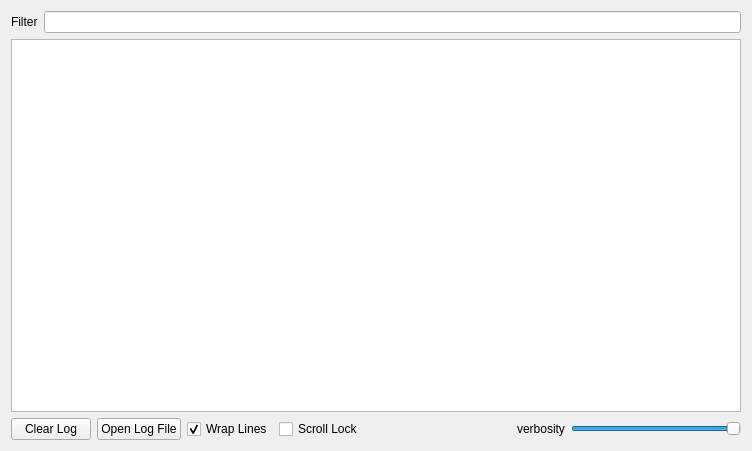
This is qdevicemonitor/DeviceWidget.ui in alopatindev/qdevicemonitor as Qt 5 draws it before an edit. The edited form follows.
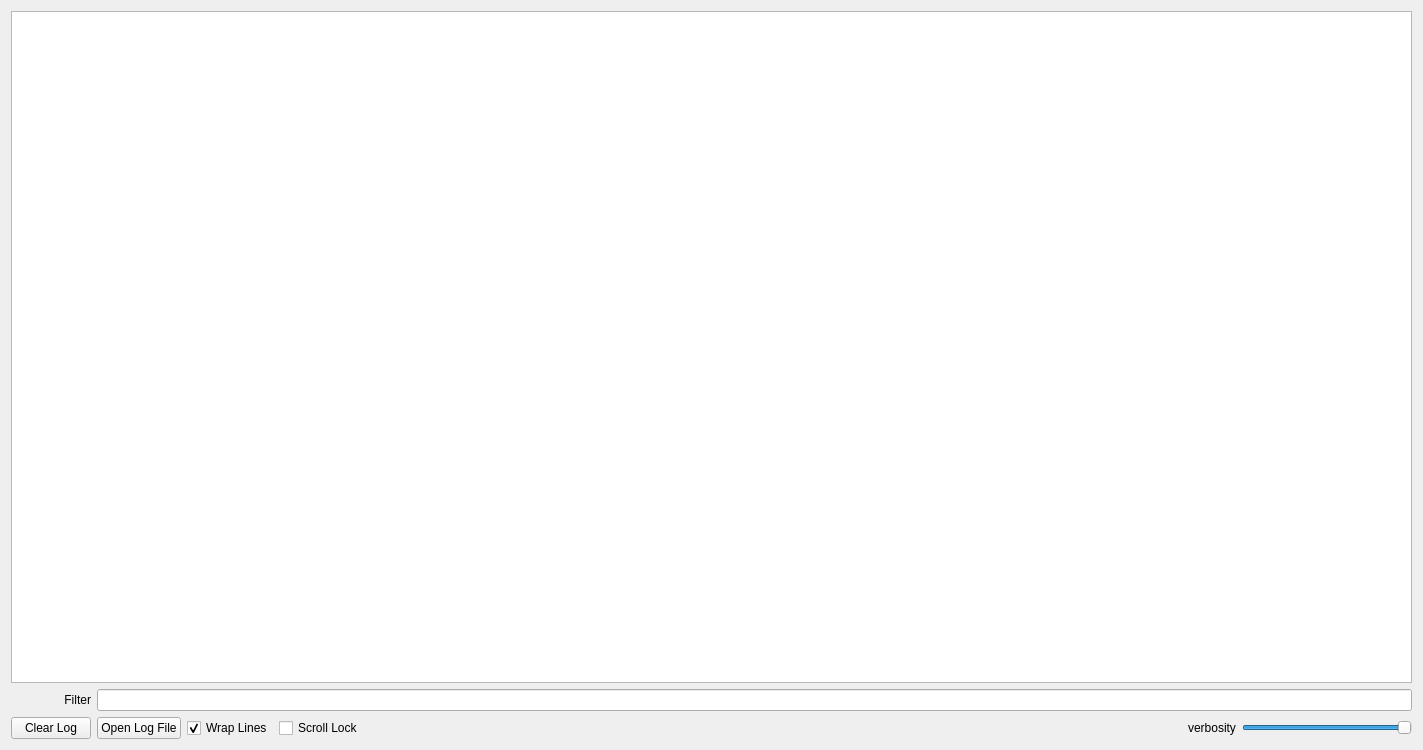
This is the edited form.

Patch:
```diff
--- a/qdevicemonitor/DeviceWidget.ui
+++ b/qdevicemonitor/DeviceWidget.ui
@@ -6,41 +6,14 @@
    <rect>
     <x>0</x>
     <y>0</y>
-    <width>752</width>
-    <height>451</height>
+    <width>1423</width>
+    <height>750</height>
    </rect>
   </property>
   <property name="windowTitle">
    <string>Form</string>
   </property>
   <layout class="QVBoxLayout" name="verticalLayout">
-   <item>
-    <layout class="QHBoxLayout" name="horizontalLayout_2">
-     <property name="spacing">
-      <number>6</number>
-     </property>
-     <property name="sizeConstraint">
-      <enum>QLayout::SetMinimumSize</enum>
-     </property>
-     <property name="rightMargin">
-      <number>0</number>
-     </property>
-     <item>
-      <widget class="QLabel" name="label">
-       <property name="text">
-        <string>Filter</string>
-       </property>
-      </widget>
-     </item>
-     <item>
-      <widget class="QLineEdit" name="filterLineEdit">
-       <property name="toolTip">
-        <string>Search for messages. Accepts regexes and wildcards. Prefix with pid:, tid:, tag: or text: to limit scope.</string>
-       </property>
-      </widget>
-     </item>
-    </layout>
-   </item>
    <item>
     <widget class="QTextEdit" name="textEdit">
      <property name="html">
@@ -56,62 +29,32 @@
     </widget>
    </item>
    <item>
-    <layout class="QHBoxLayout" name="horizontalLayout">
+    <layout class="QGridLayout" name="gridLayout">
      <property name="sizeConstraint">
       <enum>QLayout::SetMinAndMaxSize</enum>
      </property>
-     <item>
+     <item row="1" column="0">
       <widget class="QPushButton" name="clearLogPushButton">
        <property name="text">
         <string>Clear Log</string>
        </property>
       </widget>
      </item>
-     <item>
-      <widget class="QPushButton" name="openLogFileButton">
-       <property name="text">
-        <string>Open Log File</string>
-       </property>
-      </widget>
-     </item>
-     <item>
-      <widget class="QCheckBox" name="wrapCheckBox">
-       <property name="text">
-        <string>Wrap Lines</string>
-       </property>
-       <property name="checked">
-        <bool>true</bool>
-       </property>
-      </widget>
-     </item>
-     <item>
+     <item row="1" column="3">
       <widget class="QCheckBox" name="scrollLockCheckBox">
        <property name="text">
         <string>Scroll Lock</string>
        </property>
       </widget>
      </item>
-     <item>
-      <spacer name="horizontalSpacer">
-       <property name="orientation">
-        <enum>Qt::Horizontal</enum>
-       </property>
-       <property name="sizeHint" stdset="0">
-        <size>
-         <width>40</width>
-         <height>20</height>
-        </size>
-       </property>
-      </spacer>
-     </item>
-     <item>
-      <widget class="QLabel" name="verbosityLabel">
+     <item row="1" column="1">
+      <widget class="QPushButton" name="openLogFileButton">
        <property name="text">
-        <string>verbosity</string>
+        <string>Open Log File</string>
        </property>
       </widget>
      </item>
-     <item>
+     <item row="1" column="6">
       <widget class="QSlider" name="verbositySlider">
        <property name="sizePolicy">
         <sizepolicy hsizetype="Maximum" vsizetype="Fixed">
@@ -136,6 +79,53 @@
        </property>
       </widget>
      </item>
+     <item row="1" column="5">
+      <widget class="QLabel" name="verbosityLabel">
+       <property name="text">
+        <string>verbosity</string>
+       </property>
+      </widget>
+     </item>
+     <item row="1" column="4">
+      <spacer name="horizontalSpacer">
+       <property name="orientation">
+        <enum>Qt::Horizontal</enum>
+       </property>
+       <property name="sizeHint" stdset="0">
+        <size>
+         <width>40</width>
+         <height>20</height>
+        </size>
+       </property>
+      </spacer>
+     </item>
+     <item row="1" column="2">
+      <widget class="QCheckBox" name="wrapCheckBox">
+       <property name="text">
+        <string>Wrap Lines</string>
+       </property>
+       <property name="checked">
+        <bool>true</bool>
+       </property>
+      </widget>
+     </item>
+     <item row="0" column="0">
+      <widget class="QLabel" name="label">
+       <property name="text">
+        <string>Filter</string>
+       </property>
+       <property name="alignment">
+        <set>Qt::AlignRight|Qt::AlignTrailing|Qt::AlignVCenter</set>
+       </property>
+      </widget>
+     </item>
+     <item row="0" column="1" colspan="6">
+      <widget class="QLineEdit" name="filterLineEdit">
+       <property name="toolTip">
+        <string>Search for messages. Accepts regexes and wildcards. Prefix with pid:, tid:, tag: or text: to limit scope.</string>
+       </property>
+      </widget>
+     </item>
     </layout>
    </item>
   </layout>
```
Left out of the diff: 9 changed lines with no effect on the pictures.
